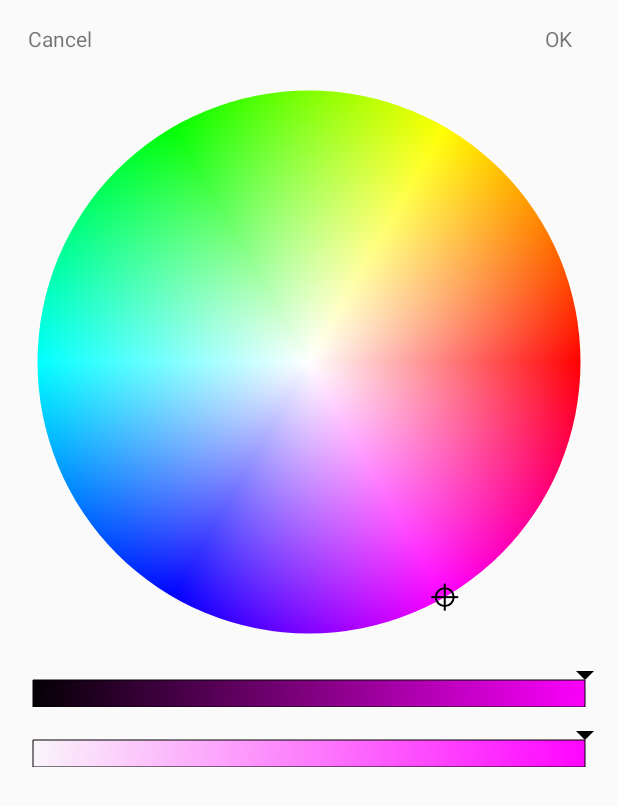
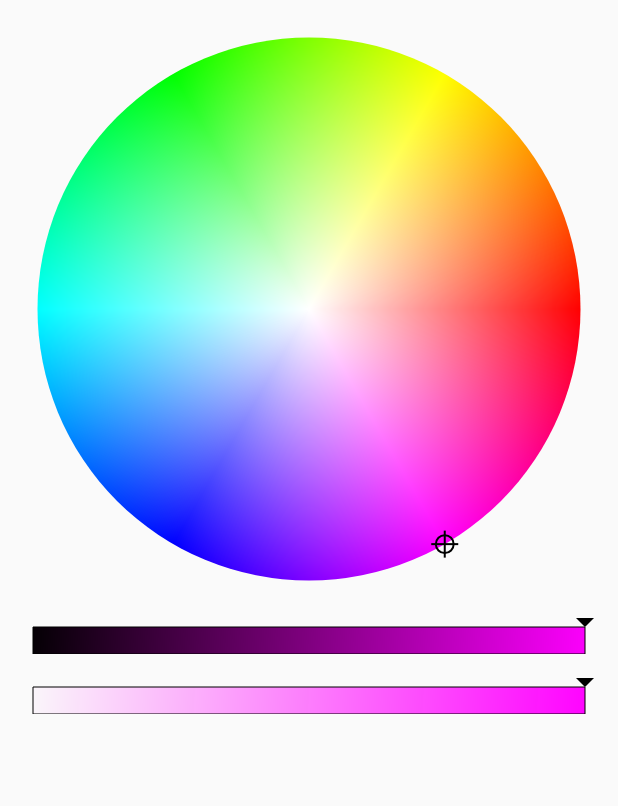
Before and after one commit to duanhong169/ColorPicker, an Android app: the layout top_defaults_view_color_picker_popup.xml on its own in the app's theme, with its tools: preview values and no code run, on a phone screen of 412 x 824 dp. Shown: the top 806 px of the screen. Run offline under Robolectric (Android 15) with nearby library versions, the phone set to English and light mode, and no system bars.

Commit message:
Custom ColorPickerPopup

```diff
--- a/colorpicker/build.gradle
+++ b/colorpicker/build.gradle
@@ -23,9 +23,9 @@ android {
 
 dependencies {
     implementation fileTree(dir: 'libs', include: ['*.jar'])
-
     implementation 'com.android.support:appcompat-v7:27.1.1'
     implementation 'com.android.support.constraint:constraint-layout:1.1.2'
+    api 'com.github.duanhong169:logger:1.0.0'
     testImplementation 'junit:junit:4.12'
     androidTestImplementation 'com.android.support.test:runner:1.0.2'
     androidTestImplementation 'com.android.support.test.espresso:espresso-core:3.0.2'
--- a/colorpicker/src/main/java/top/defaults/view/ColorPickerView.java
+++ b/colorpicker/src/main/java/top/defaults/view/ColorPickerView.java
@@ -8,6 +8,8 @@ import android.util.AttributeSet;
 import android.view.ViewGroup;
 import android.widget.LinearLayout;
 
+import top.defaults.logger.Logger;
+
 public class ColorPickerView extends LinearLayout implements ColorObservable {
 
     private ColorWheelView colorWheelView;
@@ -16,7 +18,9 @@ public class ColorPickerView extends LinearLayout implements ColorObservable {
     private ColorObservable observableOnDuty;
 
     private int initialColor = Color.BLACK;
-    private float density;
+
+    private int sliderMargin;
+    private int sliderHeight;
 
     public ColorPickerView(Context context) {
         this(context, null);
@@ -35,19 +39,22 @@ public class ColorPickerView extends LinearLayout implements ColorObservable {
         typedArray.recycle();
 
         colorWheelView = new ColorWheelView(context);
-        density = getResources().getDisplayMetrics().density;
+        float density = getResources().getDisplayMetrics().density;
         int margin = (int) (8 * density);
+        sliderMargin = 2 * margin;
+        sliderHeight = (int) (24 * density);
 
         {
-            LinearLayout.LayoutParams params = new LayoutParams(ViewGroup.LayoutParams.MATCH_PARENT,
+            LinearLayout.LayoutParams params = new LayoutParams(ViewGroup.LayoutParams.WRAP_CONTENT,
                     ViewGroup.LayoutParams.WRAP_CONTENT);
             addView(colorWheelView, params);
         }
 
         {
             brightnessSliderView = new BrightnessSliderView(context);
-            LinearLayout.LayoutParams params = new LayoutParams(ViewGroup.LayoutParams.MATCH_PARENT, (int) (24 * density));
-            params.topMargin = margin * 2;
+            LinearLayout.LayoutParams params = new LayoutParams(ViewGroup.LayoutParams.WRAP_CONTENT, sliderHeight);
+
+            params.topMargin = sliderMargin;
             addView(brightnessSliderView, params);
             brightnessSliderView.bind(colorWheelView);
 
@@ -55,6 +62,40 @@ public class ColorPickerView extends LinearLayout implements ColorObservable {
         }
 
         setPadding(margin, margin, margin, margin);
+    }
+
+    @Override
+    protected void onMeasure(int widthMeasureSpec, int heightMeasureSpec) {
+        int maxWidth = MeasureSpec.getSize(widthMeasureSpec);
+        int maxHeight = MeasureSpec.getSize(heightMeasureSpec);
+        if (BuildConfig.DEBUG) {
+            Logger.d("maxWidth: %d, maxHeight: %d", maxWidth, maxHeight);
+        }
+
+        int desiredWidth = maxHeight - (getPaddingTop() + getPaddingBottom()) + (getPaddingLeft() + getPaddingRight());
+        if (alphaSliderView == null) {
+            desiredWidth -= (sliderMargin + sliderHeight);
+        } else {
+            desiredWidth -= 2 * (sliderMargin + sliderHeight);
+        }
+
+        if (BuildConfig.DEBUG) {
+            Logger.d("desiredWidth: %d", desiredWidth);
+        }
+
+        int width = Math.min(maxWidth, desiredWidth);
+        int height = width - (getPaddingLeft() + getPaddingRight()) + (getPaddingTop() + getPaddingBottom());
+        if (alphaSliderView == null) {
+            height += (sliderMargin + sliderHeight);
+        } else {
+            height += 2 * (sliderMargin + sliderHeight);
+        }
+
+        if (BuildConfig.DEBUG) {
+            Logger.d("width: %d, height: %d", width, height);
+        }
+        super.onMeasure(MeasureSpec.makeMeasureSpec(width, MeasureSpec.getMode(widthMeasureSpec)),
+                MeasureSpec.makeMeasureSpec(height, MeasureSpec.getMode(heightMeasureSpec)));
     }
 
     public void setInitialColor(int color) {
@@ -66,8 +107,8 @@ public class ColorPickerView extends LinearLayout implements ColorObservable {
         if (enable) {
             if (alphaSliderView == null) {
                 alphaSliderView = new AlphaSliderView(getContext());
-                LinearLayout.LayoutParams params = new LayoutParams(ViewGroup.LayoutParams.MATCH_PARENT, (int) (24 * density));
-                params.topMargin = (int) (16 * density);
+                LinearLayout.LayoutParams params = new LayoutParams(ViewGroup.LayoutParams.WRAP_CONTENT, sliderHeight);
+                params.topMargin = sliderMargin;
                 addView(alphaSliderView, params);
                 alphaSliderView.bind(brightnessSliderView);
             }
--- a/colorpicker/src/main/res/layout/top_defaults_view_color_picker_popup.xml
+++ b/colorpicker/src/main/res/layout/top_defaults_view_color_picker_popup.xml
@@ -6,11 +6,19 @@
     android:layout_height="match_parent"
     android:padding="8dp">
 
+    <top.defaults.view.ColorPickerView
+        android:id="@+id/colorPickerView"
+        android:layout_width="wrap_content"
+        android:layout_height="wrap_content"
+        app:enableAlpha="true"
+        app:layout_constraintLeft_toLeftOf="parent"
+        app:layout_constraintRight_toRightOf="parent"
+        app:layout_constraintTop_toTopOf="parent"/>
+
     <TextView
         android:id="@+id/cancel"
         android:layout_width="wrap_content"
         android:layout_height="wrap_content"
-        android:text="Cancel"
         android:minWidth="64dp"
         android:textSize="14sp"
         android:gravity="center"
@@ -23,7 +31,6 @@
         android:id="@+id/ok"
         android:layout_width="wrap_content"
         android:layout_height="wrap_content"
-        android:text="OK"
         android:minWidth="64dp"
         android:textSize="14sp"
         android:gravity="center"
@@ -32,33 +39,4 @@
         app:layout_constraintRight_toRightOf="parent"
         app:layout_constraintTop_toTopOf="parent"/>
 
-    <View
-        android:id="@+id/colorIndicator"
-        android:layout_width="24dp"
-        android:layout_height="24dp"
-        app:layout_constraintLeft_toRightOf="@+id/cancel"
-        app:layout_constraintRight_toLeftOf="@+id/ok"
-        app:layout_constraintTop_toTopOf="@+id/cancel"
-        app:layout_constraintBottom_toBottomOf="@+id/cancel"/>
-
-    <TextView
-        android:id="@+id/colorHex"
-        android:layout_width="0dp"
-        android:layout_height="wrap_content"
-        android:gravity="center_horizontal"
-        android:layout_marginLeft="8dp"
-        android:layout_marginStart="8dp"
-        app:layout_constraintLeft_toRightOf="@+id/colorIndicator"
-        app:layout_constraintTop_toTopOf="@id/colorIndicator"
-        app:layout_constraintBottom_toBottomOf="@id/colorIndicator"/>
-
-    <top.defaults.view.ColorPickerView
-        android:id="@+id/colorPickerView"
-        android:layout_width="0dp"
-        android:layout_height="wrap_content"
-        app:enableAlpha="true"
-        app:layout_constraintLeft_toLeftOf="parent"
-        app:layout_constraintRight_toRightOf="parent"
-        app:layout_constraintTop_toBottomOf="@+id/cancel"/>
-
 </android.support.constraint.ConstraintLayout>
```
Also changed, not shown: colorpicker/src/main/java/top/defaults/view/ColorPickerPopup.java (+23 -28 lines).
